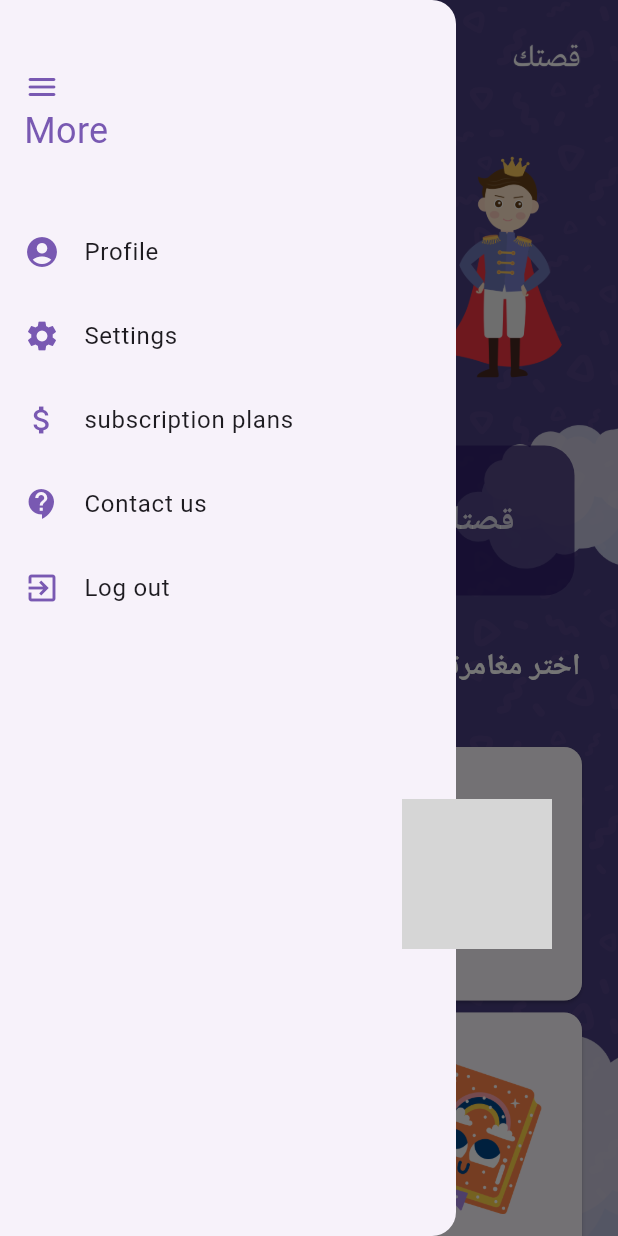
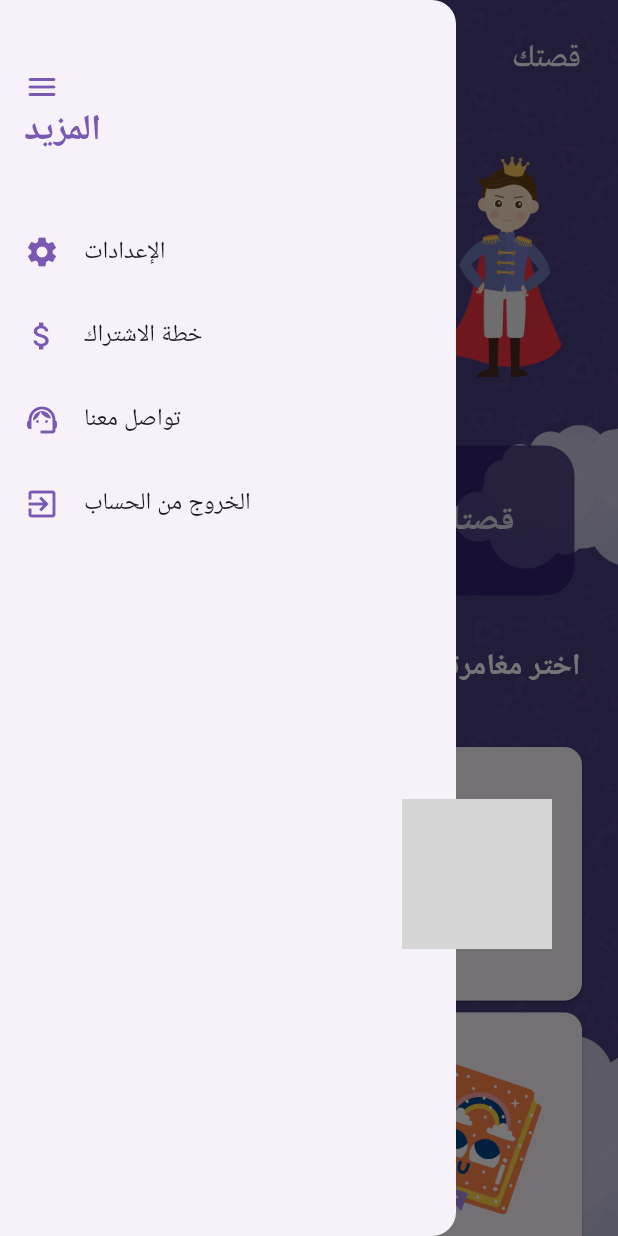
Before and after one commit to RawanTallha/Storytellers, a Flutter app: the HomePage screen opened directly, in the side drawer, after a tap on the "menu" icon, on a phone screen of 412 x 824 dp. Run offline on Flutter 3.47's test engine with Material 3 defaults, Android fonts, the phone set to English and light mode, and no system bars; missing offline and left inert: page_flip; grey boxes are pictures that could not be loaded.

Commit message:
more pages

```diff
--- /dev/null
+++ b/storytellers/lib/card/community_card.dart
@@ -0,0 +1,91 @@
+import 'package:flutter/material.dart';
+import 'package:storytellers/pages/home_page.dart';
+
+class CommunityCard extends StatelessWidget {
+  const CommunityCard({super.key});
+
+  @override
+  Widget build(BuildContext context) {
+    return Padding(
+      padding: const EdgeInsets.symmetric(
+          horizontal: 10, vertical: 15), // space between each card
+      child: Card(
+        child: Container(
+          height: 160,
+          width: 350,
+          padding: EdgeInsets.all(15),
+          decoration: BoxDecoration(
+            borderRadius: BorderRadius.circular(12),
+            color: Color.fromARGB(99, 255, 255, 255),
+          ),
+          child: Row(
+            mainAxisAlignment: MainAxisAlignment.spaceBetween,
+            children: [
+              Column(
+                crossAxisAlignment: CrossAxisAlignment.end,
+                children: [
+                  Text(
+                    'روان و البعبع',
+                    style: TextStyle(
+                      fontWeight: FontWeight.bold,
+                      fontSize: 22,
+                    ),
+                  ),
+                  SizedBox(
+                    height: 8,
+                  ),
+                  Text(
+                    'اسم الكاتب: محمد الغامدي',
+                    style: TextStyle(
+                      fontWeight: FontWeight.w100,
+                      fontSize: 14,
+                    ),
+                  ),
+                  SizedBox(
+                    height: 20,
+                  ),
+                  //button
+                  ElevatedButton(
+                    onPressed: () {
+                      Navigator.push(context,
+                          MaterialPageRoute(builder: (context) {
+                        return HomePage(); // Ensure this matches the constructor of your HomePage
+                      }));
+                    },
+                    child: Text(
+                      'اقرأ المزيد',
+                      style: TextStyle(
+                        color: Colors.white,
+                      ),
+                    ),
+                    style: ElevatedButton.styleFrom(
+                      backgroundColor: Color.fromARGB(224, 255, 177, 81),
+                    ),
+                  ),
+                ],
+              ),
+              SizedBox(
+                width: 20,
+              ),
+              // Image.asset(
+              //   'lib/assets/simpathy.jpg',
+              //   height: 100,
+              //   //fit: BoxFit.cover,
+              // ),
+              Expanded(
+                child: ClipRRect(
+                    borderRadius: BorderRadius.circular(12),
+                    child: Image.asset(
+                      'lib/assets/simpathy.jpg', // Allow the image to fill available width
+                      width: 100,
+                      height: 100,
+                      fit: BoxFit.cover,
+                    )),
+              ),
+            ],
+          ),
+        ),
+      ),
+    );
+  }
+}
--- a/storytellers/lib/card/recent_story_card.dart
+++ b/storytellers/lib/card/recent_story_card.dart
@@ -16,7 +16,7 @@ class RecentStoryCard extends StatelessWidget {
   @override
   Widget build(BuildContext context) {
     return Padding(
-      padding: const EdgeInsets.symmetric(vertical: 0, horizontal: 80),
+      padding: const EdgeInsets.symmetric(vertical: 0, horizontal: 5),
       child: Card(
         child: Column(children: [
           // event image/ add
--- a/storytellers/lib/main.dart
+++ b/storytellers/lib/main.dart
@@ -2,6 +2,7 @@ import 'package:flutter/material.dart';
 import 'package:storytellers/pages/generate_story_page.dart';
 import 'package:storytellers/pages/home_page.dart';
 import 'package:storytellers/pages/login_page.dart';
+import 'package:storytellers/pages/nav_bar_page.dart';
 import 'package:storytellers/pages/story_page.dart';
 
 void main() {
@@ -16,7 +17,8 @@ class MainApp extends StatelessWidget {
     return MaterialApp(
       debugShowCheckedModeBanner: false,
       //home: HomePage(),
-      home: LogInPage(),
+      //home: LogInPage(),
+      home: MyBottomNavigationBar(),
       //home: GenerateStory(),
       //home: StoryPage(title: 'Story Page'),
     );
--- a/storytellers/lib/pages/home_page.dart
+++ b/storytellers/lib/pages/home_page.dart
@@ -1,9 +1,11 @@
 // ignore_for_file: prefer_const_constructors, prefer_const_literals_to_create_immutables
 
+import 'package:storytellers/card/community_card.dart';
 import 'package:storytellers/card/recent_story_card.dart';
 import 'package:storytellers/card/genre_card.dart';
 import 'package:flutter/material.dart';
 import 'package:storytellers/pages/login_page.dart';
+import 'package:storytellers/pages/profile_page.dart';
 import 'package:storytellers/pages/recent_story_page.dart';
 import 'package:storytellers/pages/story_page.dart';
 import 'package:storytellers/pages/subscription_page.dart';
@@ -16,6 +18,14 @@ class HomePage extends StatefulWidget {
 }
 
 class _HomePageState extends State<HomePage> {
+  int _selectedIndex = 0;
+
+  void _onItemTapped(int index) {
+    setState(() {
+      _selectedIndex = index;
+    });
+  }
+
   @override
   Widget build(BuildContext context) {
     return Scaffold(
@@ -23,7 +33,6 @@ class _HomePageState extends State<HomePage> {
         child: ListView(
           padding: EdgeInsets.zero,
           children: [
-            //IconButton(onPressed: () {}, icon: Icon(Icons.close)),
             SizedBox(height: 30),
             Container(
               alignment: Alignment.centerLeft, // Align to the left
@@ -36,29 +45,21 @@ class _HomePageState extends State<HomePage> {
                   Icon(Icons.menu_rounded,
                       color: Color.fromARGB(255, 121, 89, 178)),
                   Text(
-                    'More',
+                    'المزيد',
                     style: TextStyle(
                       fontSize: 24,
+                      fontWeight: FontWeight.bold,
                       color: Color.fromARGB(255, 121, 89, 178),
                     ),
                   ),
                 ],
               ),
             ),
-
             SizedBox(height: 20),
-            ListTile(
-              leading: Icon(Icons.account_circle,
-                  color: Color.fromARGB(255, 121, 89, 178)),
-              title: Text('Profile'),
-              onTap: () {
-                // Action for Settings
-              },
-            ),
             ListTile(
               leading: Icon(Icons.settings,
                   color: Color.fromARGB(255, 121, 89, 178)),
-              title: Text('Settings'),
+              title: Text('الإعدادات'),
               onTap: () {
                 // Action for Settings
               },
@@ -66,7 +67,7 @@ class _HomePageState extends State<HomePage> {
             ListTile(
               leading: Icon(Icons.attach_money,
                   color: Color.fromARGB(255, 121, 89, 178)),
-              title: Text('subscription plans'),
+              title: Text('خطة الاشتراك'),
               onTap: () {
                 Navigator.push(context, MaterialPageRoute(builder: (context) {
                   return SubscriptionPage();
@@ -74,9 +75,9 @@ class _HomePageState extends State<HomePage> {
               },
             ),
             ListTile(
-              leading: Icon(Icons.contact_support_sharp,
+              leading: Icon(Icons.support_agent,
                   color: Color.fromARGB(255, 121, 89, 178)),
-              title: Text('Contact us'),
+              title: Text('تواصل معنا'),
               onTap: () {
                 // Action for Settings
               },
@@ -84,7 +85,7 @@ class _HomePageState extends State<HomePage> {
             ListTile(
               leading: Icon(Icons.exit_to_app,
                   color: Color.fromARGB(255, 121, 89, 178)),
-              title: Text('Log out'),
+              title: Text('الخروج من الحساب'),
               onTap: () {
                 Navigator.push(context, MaterialPageRoute(builder: (context) {
                   return LogInPage();
@@ -141,12 +142,6 @@ class _HomePageState extends State<HomePage> {
                     mainAxisAlignment: MainAxisAlignment.end,
                     children: [
                       Container(
-                        // decoration: BoxDecoration(
-                        //   color: Color.fromARGB(197, 120, 78, 204),
-                        //   borderRadius: BorderRadius.circular(20),
-                        // ),
-                        // height: 100,
-                        // width: 300,
                         child: Column(
                           children: [
                             SizedBox(
@@ -277,7 +272,7 @@ class _HomePageState extends State<HomePage> {
 
                   SizedBox(height: 40),
 
-                  // Events section
+                  // section
                   Padding(
                     padding: const EdgeInsets.symmetric(horizontal: 25.0),
                     child: Row(
@@ -309,12 +304,15 @@ class _HomePageState extends State<HomePage> {
 
                   SizedBox(height: 25),
 
-                  // Horizontal ListView for story genres
+                  // Horizontal ListView for stories
                   SizedBox(
                     height: 200, // Set height for horizontal ListView
                     child: ListView(
                       scrollDirection: Axis.horizontal,
                       children: [
+                        SizedBox(
+                          width: 15,
+                        ),
                         RecentStoryCard(
                           eventImagePath: 'lib/assets/sleep.png',
                           eventOrganizer: 'sleepy wolf',
@@ -331,9 +329,55 @@ class _HomePageState extends State<HomePage> {
                     ),
                   ),
 
-                  SizedBox(height: 25),
+                  SizedBox(height: 40),
 
-                  // Additional events section, if needed
+                  // Events section
+                  Padding(
+                    padding: const EdgeInsets.symmetric(horizontal: 25.0),
+                    child: Row(
+                      mainAxisAlignment: MainAxisAlignment.spaceBetween,
+                      children: [
+                        TextButton(
+                          onPressed: () {
+                            Navigator.push(context,
+                                MaterialPageRoute(builder: (context) {
+                              return RecentStoryPage();
+                            }));
+                          },
+                          child: Text(
+                            'المزيد',
+                            style: TextStyle(color: Colors.white),
+                          ),
+                        ),
+                        Text(
+                          'مجتمع الكتاب الصغار',
+                          style: TextStyle(
+                            fontWeight: FontWeight.bold,
+                            fontSize: 20,
+                            color: Colors.white,
+                          ),
+                        ),
+                      ],
+                    ),
+                  ),
+
+                  //SizedBox(height: 5),
+                  Padding(
+                    padding: const EdgeInsets.all(10.0),
+                    child: SizedBox(
+                      height: 200, // Set height for horizontal ListView
+                      child: ListView(
+                        scrollDirection: Axis.horizontal,
+                        children: [
+                          CommunityCard(),
+                          CommunityCard(),
+                          CommunityCard(),
+                        ],
+                      ),
+                    ),
+                  ),
+
+                  // add additional section if needed
                 ],
               ),
             ),
```
Also changed, not shown: storytellers/lib/pages/community_page.dart (added, +113 -0 lines), storytellers/lib/pages/generate_story_page.dart (+31 -31 lines), storytellers/lib/pages/nav_bar_page.dart (added, +52 -0 lines), storytellers/lib/pages/profile_page.dart (added, +258 -0 lines), storytellers/lib/pages/story_page.dart (+14 -12 lines), storytellers/lib/assets/rename-wallpaper.png (added).
